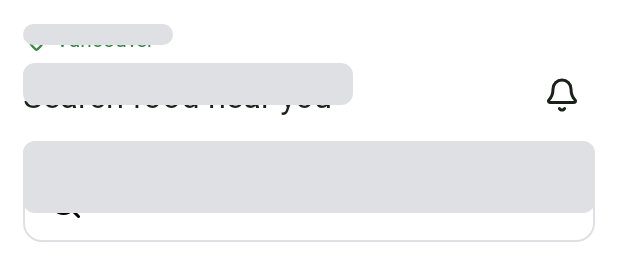
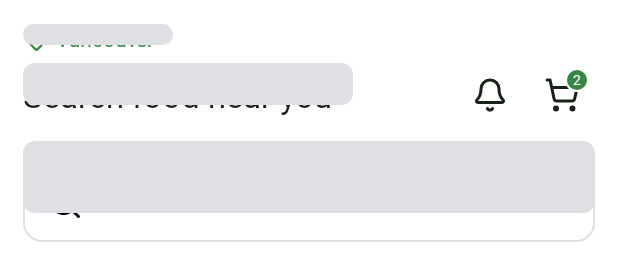
Before and after one commit to 3175-Android-Project/FoodWastageReductionApp, an Android app: the layout activity_customer_home.xml on its own in the app's theme, with its tools: preview values and no code run, on a phone screen of 412 x 824 dp. Shown: the top 260 px of the screen. Run offline under Robolectric (Android 15) with nearby library versions, the phone set to English and light mode, and no system bars.

Commit message:
Add cart icon with item count badge to customer home screen
- Add cart icon next to the notification bell on the home header
- Green badge shows the number of items in the cart (hidden when empty)
- Tapping the cart opens Checkout; empty cart shows a message
- Badge refreshes when returning to the home screen

```diff
--- a/app/src/main/java/com/project/foodwastagereductionapp/customer/CustomerHomeActivity.java
+++ b/app/src/main/java/com/project/foodwastagereductionapp/customer/CustomerHomeActivity.java
@@ -8,6 +8,7 @@ import android.view.View;
 import android.widget.ImageView;
 import android.widget.LinearLayout;
 import android.widget.TextView;
+import android.widget.Toast;
 
 import androidx.activity.EdgeToEdge;
 import androidx.appcompat.app.AppCompatActivity;
@@ -111,6 +112,15 @@ public class CustomerHomeActivity extends AppCompatActivity {
         findViewById(R.id.btnNotification).setOnClickListener(v ->
                 startActivity(new Intent(this, NotificationsActivity.class)));
 
+        // Cart opens Checkout (nothing to check out when it is empty)
+        findViewById(R.id.btnCart).setOnClickListener(v -> {
+            if (CartManager.count() == 0) {
+                Toast.makeText(this, R.string.msgCartEmpty, Toast.LENGTH_SHORT).show();
+            } else {
+                startActivity(new Intent(this, CheckoutActivity.class));
+            }
+        });
+
         // Bottom navigation
         BottomNavigationView bottomNav = findViewById(R.id.bottomNav);
         bottomNav.setSelectedItemId(R.id.nav_home);
@@ -137,6 +147,15 @@ public class CustomerHomeActivity extends AppCompatActivity {
         super.onResume();
         loadHome(); // refresh (e.g. after editing the profile city)
         checkUnreadNotifications();
+        updateCartBadge(); // the cart may have changed on another screen
+    }
+
+    /** Green number on the cart icon: how many items are in the cart (hidden when empty). */
+    private void updateCartBadge() {
+        TextView badge = findViewById(R.id.txtCartBadge);
+        int count = CartManager.count();
+        badge.setVisibility(count > 0 ? View.VISIBLE : View.GONE);
+        badge.setText(count > 99 ? getString(R.string.fmtCartCountMax) : String.valueOf(count));
     }
 
     private void checkUnreadNotifications() {
--- /dev/null
+++ b/app/src/main/res/drawable/bg_green_badge.xml
@@ -0,0 +1,8 @@
+<?xml version="1.0" encoding="utf-8"?>
+<shape xmlns:android="http://schemas.android.com/apk/res/android"
+    android:shape="oval">
+    <solid android:color="@color/background_accent1" />
+    <stroke
+        android:width="1.5dp"
+        android:color="@color/background_white" />
+</shape>
--- /dev/null
+++ b/app/src/main/res/drawable/icon_cart.xml
@@ -0,0 +1,27 @@
+<vector xmlns:android="http://schemas.android.com/apk/res/android"
+    android:width="24dp"
+    android:height="24dp"
+    android:viewportWidth="24"
+    android:viewportHeight="24">
+  <path
+      android:pathData="M7,21a1,1 0,1 0,2 0a1,1 0,1 0,-2 0"
+      android:strokeLineJoin="round"
+      android:strokeWidth="2"
+      android:fillColor="#00000000"
+      android:strokeColor="#000000"
+      android:strokeLineCap="round"/>
+  <path
+      android:pathData="M18,21a1,1 0,1 0,2 0a1,1 0,1 0,-2 0"
+      android:strokeLineJoin="round"
+      android:strokeWidth="2"
+      android:fillColor="#00000000"
+      android:strokeColor="#000000"
+      android:strokeLineCap="round"/>
+  <path
+      android:pathData="M2.05,2.05h2l2.66,12.42a2,2 0,0 0,2 1.58h9.78a2,2 0,0 0,1.95 -1.57l1.65,-7.43H5.12"
+      android:strokeLineJoin="round"
+      android:strokeWidth="2"
+      android:fillColor="#00000000"
+      android:strokeColor="#000000"
+      android:strokeLineCap="round"/>
+</vector>
--- a/app/src/main/res/layout/activity_customer_home.xml
+++ b/app/src/main/res/layout/activity_customer_home.xml
@@ -92,6 +92,47 @@
                         android:layout_marginEnd="12dp"
                         android:background="@drawable/bg_red_badge"
                         android:visibility="gone" />
+
+                </FrameLayout>
+
+                <!-- Cart (green number = items in the cart) -->
+                <FrameLayout
+                    android:id="@+id/btnCart"
+                    android:layout_width="wrap_content"
+                    android:layout_height="wrap_content"
+                    android:layout_marginStart="4dp"
+                    android:contentDescription="@string/contentDescCart"
+                    android:background="?attr/selectableItemBackgroundBorderless"
+                    android:clickable="true"
+                    android:focusable="true">
+
+                    <ImageView
+                        android:layout_width="44dp"
+                        android:layout_height="44dp"
+                        android:importantForAccessibility="no"
+                        android:padding="10dp"
+                        android:src="@drawable/icon_cart"
+                        app:tint="@color/text_primary" />
+
+                    <TextView
+                        android:id="@+id/txtCartBadge"
+                        android:layout_width="wrap_content"
+                        android:layout_height="16dp"
+                        android:layout_gravity="top|end"
+                        android:layout_marginTop="4dp"
+                        android:layout_marginEnd="4dp"
+                        android:background="@drawable/bg_green_badge"
+                        android:fontFamily="@font/pretendard_bold"
+                        android:gravity="center"
+                        android:includeFontPadding="false"
+                        android:minWidth="16dp"
+                        android:paddingStart="3dp"
+                        android:paddingEnd="3dp"
+                        android:textColor="@color/text_inverse"
+                        android:textSize="9sp"
+                        android:visibility="gone"
+                        tools:text="2"
+                        tools:visibility="visible" />
 
                 </FrameLayout>
 
--- /dev/null
+++ b/app/src/main/res/values/strings_cart.xml
@@ -0,0 +1,6 @@
+<?xml version="1.0" encoding="utf-8"?>
+<resources>
+    <!-- Cart icon on the Home screen -->
+    <string name="msgCartEmpty">Your cart is empty</string>
+    <string name="fmtCartCountMax">99+</string>
+</resources>
```
